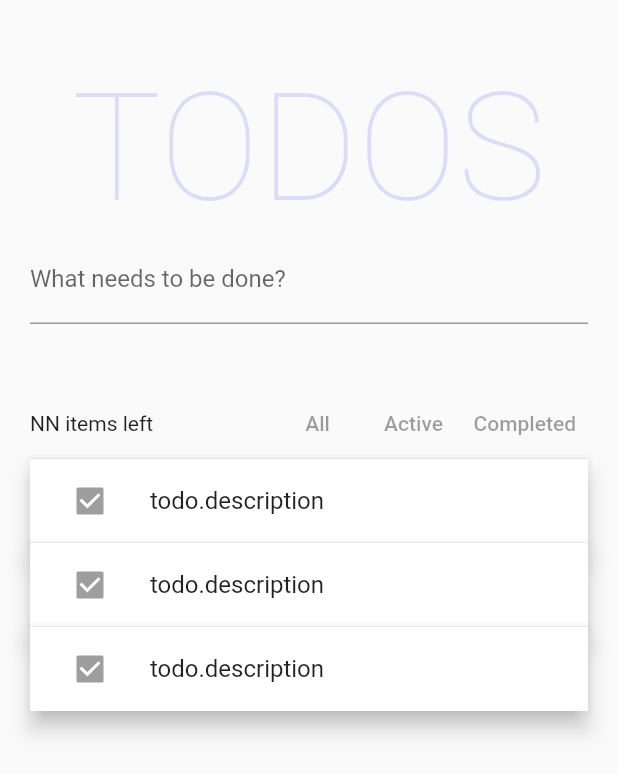
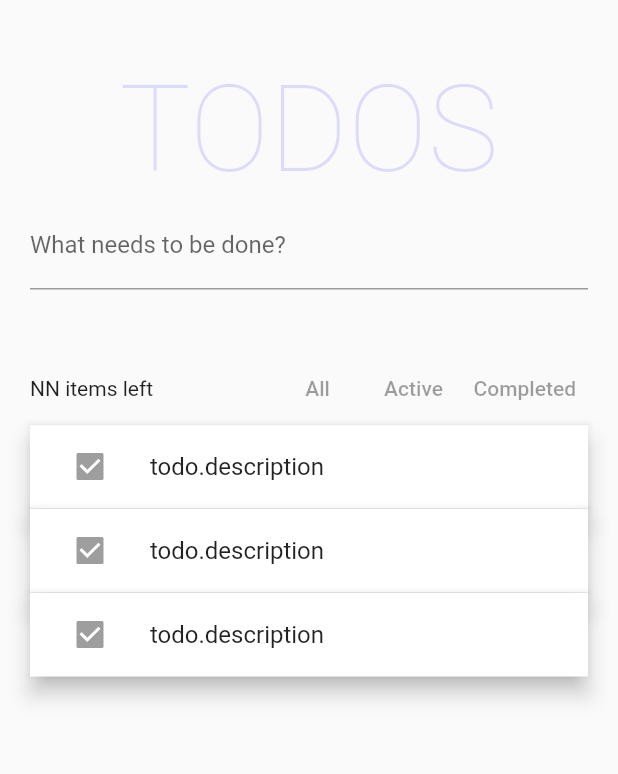
Before and after one commit to linnefromice/riverpod_todo, a Flutter app: the screen it shows after launch, on a phone screen of 412 x 824 dp. Shown: the top 774 px of the screen. Run offline on Flutter 3.47's test engine with Material 2 defaults, Android fonts, the light colour scheme and no system bars; our stand-ins replace hooks_riverpod.

Commit message:
modify font size for title

```diff
--- a/lib/screens/components/title.dart
+++ b/lib/screens/components/title.dart
@@ -10,7 +10,7 @@ class Title extends StatelessWidget {
       textAlign: TextAlign.center,
       style: TextStyle(
         color: Color.fromARGB(38, 47, 47, 247),
-        fontSize: 100,
+        fontSize: 80,
         fontWeight: FontWeight.w100
       ),
     );
```
